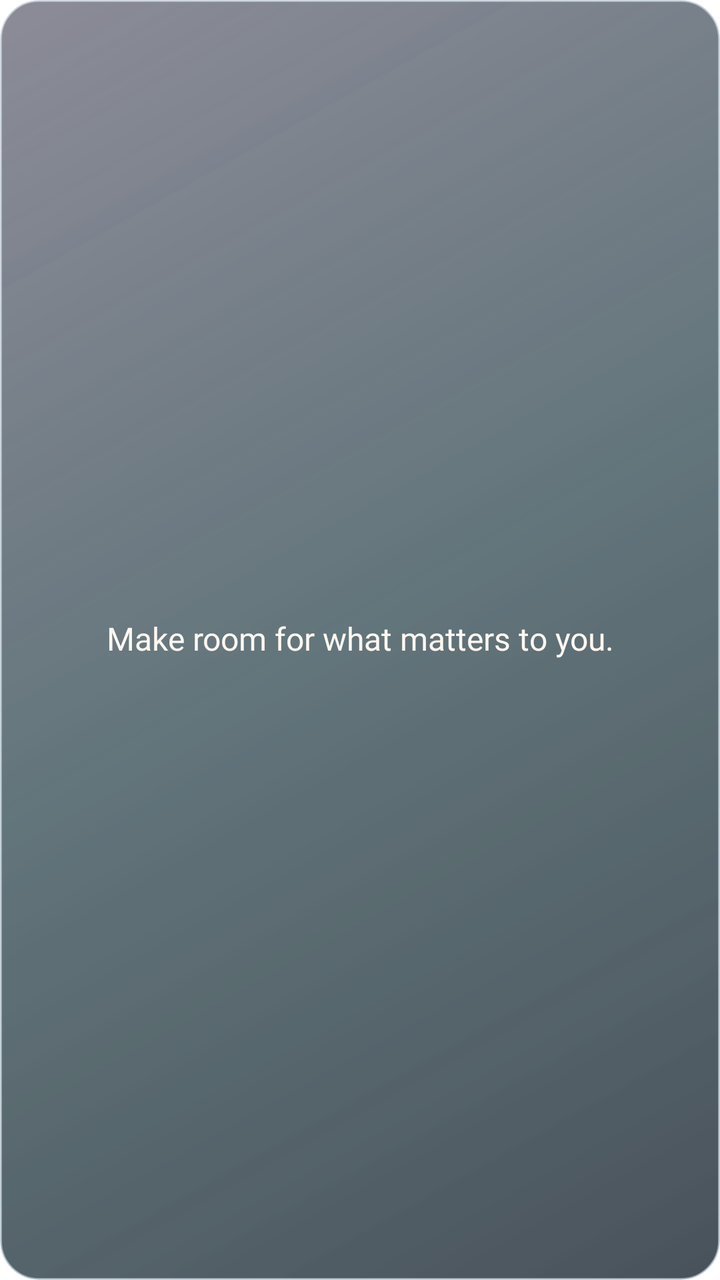
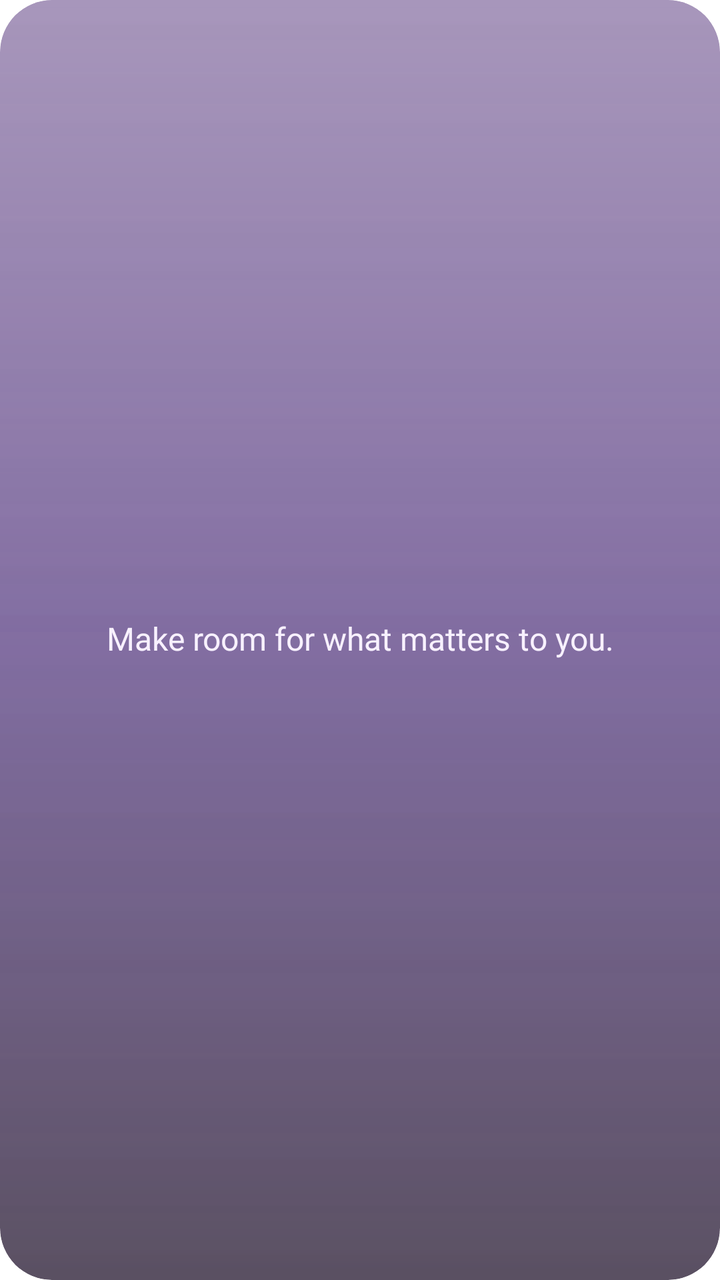

Before-and-after screenshots of an Android layout around one commit, followed by the original layout XML and the change that was made.
<!-- AndroidManifest.xml: application theme Theme.Lumen -->
<!-- res/layout/widget_preview_quote.xml -->
<?xml version='1.0' encoding='utf-8'?>
<FrameLayout xmlns:android="http://schemas.android.com/apk/res/android" android:id="@+id/widget_root" android:layout_width="match_parent" android:layout_height="match_parent" android:padding="12dp" android:clipToOutline="true" android:background="@drawable/widget_glass_dark_balanced">
    <ImageView android:id="@+id/widget_canvas" android:layout_width="match_parent" android:layout_height="match_parent" android:scaleType="fitCenter" android:contentDescription="@null" android:visibility="gone" />
    <TextView android:id="@+id/widget_content" android:layout_width="match_parent" android:layout_height="match_parent" android:gravity="center" android:textColor="#FFF8F1" android:textSize="16sp" android:fontFamily="@font/outfit_medium" android:includeFontPadding="false" android:text="@string/widget_quote_fallback" />
    <TextView android:id="@+id/widget_content_action" android:layout_width="32dp" android:layout_height="32dp" android:layout_gravity="bottom|end" android:gravity="center" android:text="+" android:textSize="20sp" android:textColor="#E4CB91" android:background="@drawable/widget_control" android:visibility="gone" android:includeFontPadding="false" />
</FrameLayout>
<!-- resources referenced by this layout -->
<resources>
  <!-- drawable widget_control (drawable) -->
  <shape xmlns:android="http://schemas.android.com/apk/res/android">
      <corners android:radius="14dp"/>
      <solid android:color="#153F5960"/>
      <stroke android:width="0.6dp" android:color="#337B9BA8"/>
  </shape>
  <!-- drawable widget_glass_dark_balanced (drawable) -->
  <?xml version='1.0' encoding='utf-8'?>
  <layer-list xmlns:android="http://schemas.android.com/apk/res/android">
      <item>
          <shape>
              <corners android:radius="19dp" />
              <gradient android:angle="315" android:startColor="#B939394E" android:centerColor="#B9243B43" android:endColor="#C5131F2A" />
              <stroke android:width="1dp" android:color="#A4BAC7D3" />
          </shape>
      </item>
      <item>
          <shape>
              <corners android:radius="19dp" />
              <gradient android:angle="315" android:startColor="#32FFFFFF" android:centerColor="#087DD8E4" android:endColor="#002C2748" />
          </shape>
      </item>
  </layer-list>
  <string name="widget_quote_fallback">Make room for what matters to you.</string>
  <style name="Theme.Lumen" parent="android:Theme.Material.NoActionBar">
          <item name="android:windowShowWallpaper">true</item>
          <item name="android:windowBackground">@android:color/transparent</item>
          <item name="android:colorBackgroundCacheHint">@null</item>
          <item name="android:statusBarColor">@android:color/transparent</item>
          <item name="android:navigationBarColor">@android:color/transparent</item>
          <item name="android:windowDrawsSystemBarBackgrounds">true</item>
          <item name="android:windowLightStatusBar">false</item>
      </style>
</resources>

<!-- the commit's change to res/layout/widget_preview_quote.xml (unified diff, before → after) -->
@@ -1,6 +1,6 @@
 <?xml version='1.0' encoding='utf-8'?>
 <FrameLayout xmlns:android="http://schemas.android.com/apk/res/android" android:id="@+id/widget_root" android:layout_width="match_parent" android:layout_height="match_parent" android:padding="12dp" android:clipToOutline="true" android:background="@drawable/widget_glass_dark_balanced">
     <ImageView android:id="@+id/widget_canvas" android:layout_width="match_parent" android:layout_height="match_parent" android:scaleType="fitCenter" android:contentDescription="@null" android:visibility="gone" />
-    <TextView android:id="@+id/widget_content" android:layout_width="match_parent" android:layout_height="match_parent" android:gravity="center" android:textColor="#FFF8F1" android:textSize="16sp" android:fontFamily="@font/outfit_medium" android:includeFontPadding="false" android:text="@string/widget_quote_fallback" />
-    <TextView android:id="@+id/widget_content_action" android:layout_width="32dp" android:layout_height="32dp" android:layout_gravity="bottom|end" android:gravity="center" android:text="+" android:textSize="20sp" android:textColor="#E4CB91" android:background="@drawable/widget_control" android:visibility="gone" android:includeFontPadding="false" />
+    <TextView android:id="@+id/widget_content" android:layout_width="match_parent" android:layout_height="match_parent" android:gravity="center" android:textColor="#F8F1FF" android:textSize="16sp" android:fontFamily="@font/outfit_medium" android:includeFontPadding="false" android:text="@string/widget_quote_fallback" />
+    <TextView android:id="@+id/widget_content_action" android:layout_width="32dp" android:layout_height="32dp" android:layout_gravity="bottom|end" android:gravity="center" android:text="+" android:textSize="20sp" android:textColor="#E4C6FF" android:background="@drawable/widget_control" android:visibility="gone" android:includeFontPadding="false" />
 </FrameLayout>
<!-- resource entries referenced after the edit -->
@@ -1,25 +1,32 @@
 <!-- resources referenced by this layout -->
 <resources>
   <!-- drawable widget_control (drawable) -->
+  <?xml version="1.0" encoding="utf-8"?>
   <shape xmlns:android="http://schemas.android.com/apk/res/android">
-      <corners android:radius="14dp"/>
-      <solid android:color="#153F5960"/>
-      <stroke android:width="0.6dp" android:color="#337B9BA8"/>
+      <corners android:radius="16dp" />
+      <solid android:color="#28FFFFFF" />
   </shape>
   <!-- drawable widget_glass_dark_balanced (drawable) -->
-  <?xml version='1.0' encoding='utf-8'?>
+  <?xml version="1.0" encoding="utf-8"?>
   <layer-list xmlns:android="http://schemas.android.com/apk/res/android">
       <item>
           <shape>
-              <corners android:radius="19dp" />
-              <gradient android:angle="315" android:startColor="#B939394E" android:centerColor="#B9243B43" android:endColor="#C5131F2A" />
-              <stroke android:width="1dp" android:color="#A4BAC7D3" />
+              <corners android:radius="26dp" />
+              <gradient
+                  android:angle="270"
+                  android:startColor="#993B1568"
+                  android:centerColor="#A62E1060"
+                  android:endColor="#B314061F" />
           </shape>
       </item>
       <item>
           <shape>
-              <corners android:radius="19dp" />
-              <gradient android:angle="315" android:startColor="#32FFFFFF" android:centerColor="#087DD8E4" android:endColor="#002C2748" />
+              <corners android:radius="26dp" />
+              <gradient
+                  android:angle="270"
+                  android:startColor="#40FFFFFF"
+                  android:centerColor="#18E4C6FF"
+                  android:endColor="#00FFFFFF" />
           </shape>
       </item>
   </layer-list>
